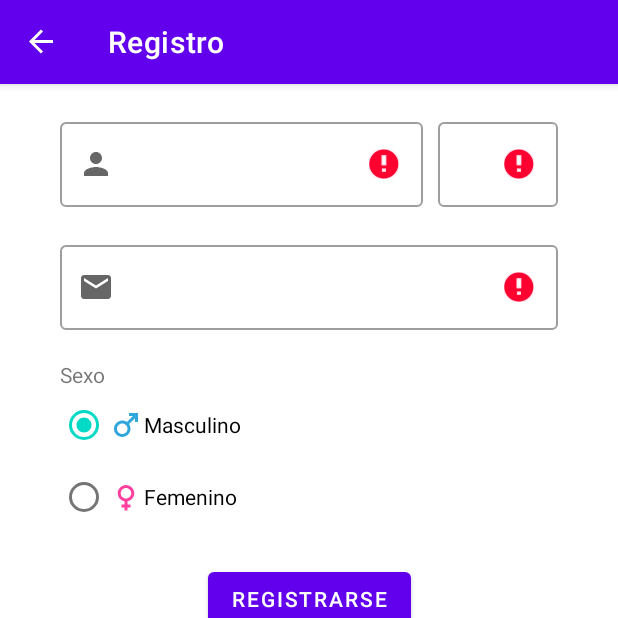
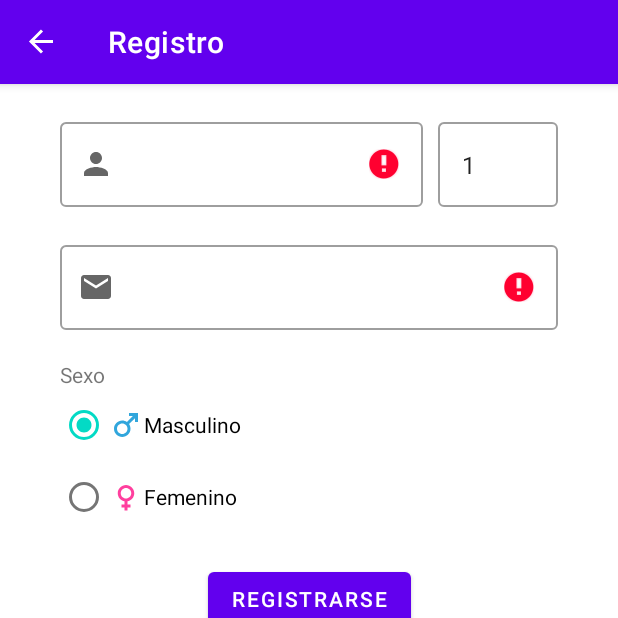
Before and after one commit to Antonioescp/laboratorio-pro-c-mobile-app, an Android app: the SignUpFragment screen opened through its navigation route, after a tap on "REGISTRARSE", on a phone screen of 412 x 824 dp, the top half of it. Run offline under Robolectric (Android 15) with nearby library versions, the phone set to English and light mode, and no system bars; our stand-ins replace Room's generated code, Timber, data binding, navigation-ui; 3 statements that could not run were skipped.

Commit message:
Patient crud completed

```diff
--- a/app/src/main/java/com/gameloop/laboratorioclinicoproc/BindingAdapter.kt
+++ b/app/src/main/java/com/gameloop/laboratorioclinicoproc/BindingAdapter.kt
@@ -16,6 +16,8 @@ fun TextView.setAge(age: Int?) {
             if (age != current) {
                 text = age.coerceAtLeast(1).toString()
             }
+        } else {
+            text = age.coerceAtLeast(1).toString()
         }
     }
 }
--- a/app/src/main/java/com/gameloop/laboratorioclinicoproc/database/dao/PatientDao.kt
+++ b/app/src/main/java/com/gameloop/laboratorioclinicoproc/database/dao/PatientDao.kt
@@ -3,13 +3,14 @@ package com.gameloop.laboratorioclinicoproc.database.dao
 import androidx.lifecycle.LiveData
 import androidx.room.Dao
 import androidx.room.Insert
+import androidx.room.OnConflictStrategy
 import androidx.room.Query
 import androidx.room.Update
 import com.gameloop.laboratorioclinicoproc.database.model.patient.Patient
 
 @Dao
 interface PatientDao {
-    @Insert
+    @Insert(onConflict = OnConflictStrategy.REPLACE)
     suspend fun insert(patient: Patient)
 
     @Update
--- a/app/src/main/java/com/gameloop/laboratorioclinicoproc/database/model/patient/Patient.kt
+++ b/app/src/main/java/com/gameloop/laboratorioclinicoproc/database/model/patient/Patient.kt
@@ -23,4 +23,4 @@ data class Patient(
 
     @ColumnInfo(name = "chronic_diseases")
     var chronicDiseases: String = ""
-)
+) : java.io.Serializable
--- a/app/src/main/java/com/gameloop/laboratorioclinicoproc/views/patients/MyPatientsFragment.kt
+++ b/app/src/main/java/com/gameloop/laboratorioclinicoproc/views/patients/MyPatientsFragment.kt
@@ -55,6 +55,12 @@ class MyPatientsFragment : Fragment() {
             override fun onDelete(patient: Patient) {
                 viewModel.deletePatient(patient)
             }
+
+            override fun onOpen(patient: Patient) {
+                val action = MyPatientsFragmentDirections
+                    .actionMyPatientsFragmentToSignUpFragment(patient)
+                findNavController().navigate(action)
+            }
         })
 
         binding.rvPatients.adapter = adapter
--- a/app/src/main/java/com/gameloop/laboratorioclinicoproc/views/signup/SignUpFragment.kt
+++ b/app/src/main/java/com/gameloop/laboratorioclinicoproc/views/signup/SignUpFragment.kt
@@ -9,8 +9,10 @@ import android.view.ViewGroup
 import android.widget.Toast
 import androidx.lifecycle.ViewModelProvider
 import androidx.navigation.fragment.findNavController
+import androidx.navigation.fragment.navArgs
 import com.gameloop.laboratorioclinicoproc.R
 import com.gameloop.laboratorioclinicoproc.database.LabDatabase
+import com.gameloop.laboratorioclinicoproc.database.model.patient.Patient
 import com.gameloop.laboratorioclinicoproc.databinding.FragmentSignUpBinding
 import com.gameloop.laboratorioclinicoproc.validateEmpty
 import com.gameloop.laboratorioclinicoproc.validatePredicate
@@ -19,10 +21,19 @@ import com.gameloop.laboratorioclinicoproc.validateRegex
 class SignUpFragment : Fragment() {
     private lateinit var binding: FragmentSignUpBinding
 
+    private val args by navArgs<SignUpFragmentArgs>()
+
     private val viewModel: SignUpViewModel by lazy {
+
+        // Getting data source
         val app = requireActivity().application
         val patientDao = LabDatabase.getInstance(app).patients
-        val factory = SignUpViewModelFactory(patientDao)
+
+        // Getting current patient
+        val newPatient = args.newPatient?.copy() ?: Patient()
+
+        // Creating view model
+        val factory = SignUpViewModelFactory(newPatient, patientDao)
         ViewModelProvider(this, factory)[SignUpViewModel::class.java]
     }
 
@@ -37,6 +48,16 @@ class SignUpFragment : Fragment() {
         binding.viewModel = viewModel
         binding.lifecycleOwner = viewLifecycleOwner
 
+        setUpSignUpButton()
+
+        return binding.root
+    }
+
+    /**
+     * Listens to sign up button click, creates or updates a patient when clicked
+     * and navigates back
+     */
+    private fun setUpSignUpButton() {
         // Listening to sign up button click
         viewModel.eventSignUp.observe(viewLifecycleOwner) { event ->
             if (event) {
@@ -47,8 +68,6 @@ class SignUpFragment : Fragment() {
                 viewModel.onSignUpComplete()
             }
         }
-
-        return binding.root
     }
 
     private fun validateFields(): Boolean {
--- a/app/src/main/java/com/gameloop/laboratorioclinicoproc/views/signup/SignUpViewModel.kt
+++ b/app/src/main/java/com/gameloop/laboratorioclinicoproc/views/signup/SignUpViewModel.kt
@@ -2,6 +2,7 @@ package com.gameloop.laboratorioclinicoproc.views.signup
 
 import androidx.lifecycle.LiveData
 import androidx.lifecycle.MutableLiveData
+import androidx.lifecycle.Transformations
 import androidx.lifecycle.ViewModel
 import androidx.lifecycle.viewModelScope
 import com.gameloop.laboratorioclinicoproc.database.LabDatabase
@@ -10,12 +11,18 @@ import com.gameloop.laboratorioclinicoproc.database.model.patient.Patient
 import kotlinx.coroutines.launch
 import timber.log.Timber
 
-class SignUpViewModel(private val patientDao: PatientDao) : ViewModel() {
-    private val _patient = MutableLiveData(Patient())
+class SignUpViewModel(newPatient: Patient, private val patientDao: PatientDao) : ViewModel() {
+    private val _patient = MutableLiveData(newPatient)
     val patient: LiveData<Patient> = _patient
 
     private val _eventSignUp = MutableLiveData<Boolean>()
     val eventSignUp: LiveData<Boolean> = _eventSignUp
+
+    val isUpdating = Transformations.map(patient) {
+        it?.let {
+            it.id != 0L
+        }
+    }
 
     fun insertPatient() {
         viewModelScope.launch {
--- a/app/src/main/java/com/gameloop/laboratorioclinicoproc/views/signup/SignUpViewModelFactory.kt
+++ b/app/src/main/java/com/gameloop/laboratorioclinicoproc/views/signup/SignUpViewModelFactory.kt
@@ -4,12 +4,16 @@ import androidx.lifecycle.ViewModel
 import androidx.lifecycle.ViewModelProvider
 import com.gameloop.laboratorioclinicoproc.database.LabDatabase
 import com.gameloop.laboratorioclinicoproc.database.dao.PatientDao
+import com.gameloop.laboratorioclinicoproc.database.model.patient.Patient
 
 @Suppress("UNCHECKED_CAST")
-class SignUpViewModelFactory(private val patientDao: PatientDao) : ViewModelProvider.Factory {
+class SignUpViewModelFactory(
+    private val patient: Patient,
+    private val patientDao: PatientDao
+) : ViewModelProvider.Factory {
     override fun <T : ViewModel> create(modelClass: Class<T>): T {
         if (modelClass.isAssignableFrom(SignUpViewModel::class.java)) {
-            return SignUpViewModel(patientDao) as T
+            return SignUpViewModel(patient, patientDao) as T
         }
         throw IllegalArgumentException("Unknown ViewModel class")
     }
--- a/app/src/main/res/navigation/nav_graph.xml
+++ b/app/src/main/res/navigation/nav_graph.xml
@@ -8,7 +8,13 @@
         android:id="@+id/signUpFragment"
         android:name="com.gameloop.laboratorioclinicoproc.views.signup.SignUpFragment"
         android:label="@string/sign_up"
-        tools:layout="@layout/fragment_sign_up" />
+        tools:layout="@layout/fragment_sign_up" >
+        <argument
+            android:name="newPatient"
+            app:argType="com.gameloop.laboratorioclinicoproc.database.model.patient.Patient"
+            app:nullable="true"
+            android:defaultValue="@null" />
+    </fragment>
     <fragment
         android:id="@+id/myPatientsFragment"
         android:name="com.gameloop.laboratorioclinicoproc.views.patients.MyPatientsFragment"
```
